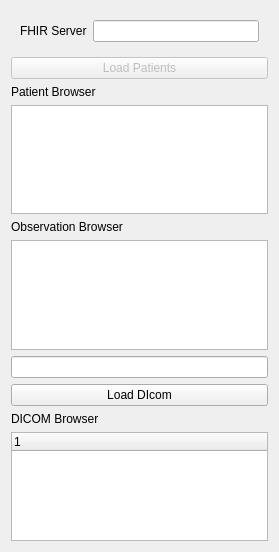
First picture: the form in FHIRReader/Resources/UI/FHIRReader.ui, repository KitwareMedical/SlicerEHRSandbox, before the edit.
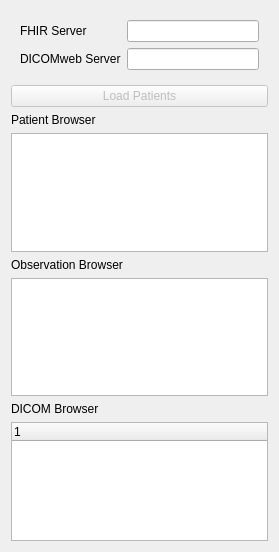
Second picture: the form after the edit. Custom widgets are drawn as their Qt base class.

Commit message: Removed Load DICOM button and moved dicomweb textbox

Diff of the .ui file:
```diff
--- a/FHIRReader/Resources/UI/FHIRReader.ui
+++ b/FHIRReader/Resources/UI/FHIRReader.ui
@@ -27,6 +27,16 @@
       <item row="1" column="1">
        <widget class="QLineEdit" name="FhirServerLineEdit"/>
       </item>
+      <item row="2" column="1">
+       <widget class="QLineEdit" name="DICOMLineEdit"/>
+      </item>
+      <item row="2" column="0">
+       <widget class="QLabel" name="label_5">
+        <property name="text">
+         <string>DICOMweb Server</string>
+        </property>
+       </widget>
+      </item>
      </layout>
     </widget>
    </item>
@@ -63,16 +73,6 @@
    <item>
     <widget class="QListWidget" name="ObservationListWidget"/>
    </item>
-   <item>
-    <widget class="QLineEdit" name="DICOMLineEdit"/>
-   </item>
-   <item>
-    <widget class="QPushButton" name="loadDICOMButton">
-     <property name="text">
-      <string>Load DIcom</string>
-     </property>
-    </widget>
-   </item>
    <item>
     <widget class="QLabel" name="label_4">
      <property name="text">
```
